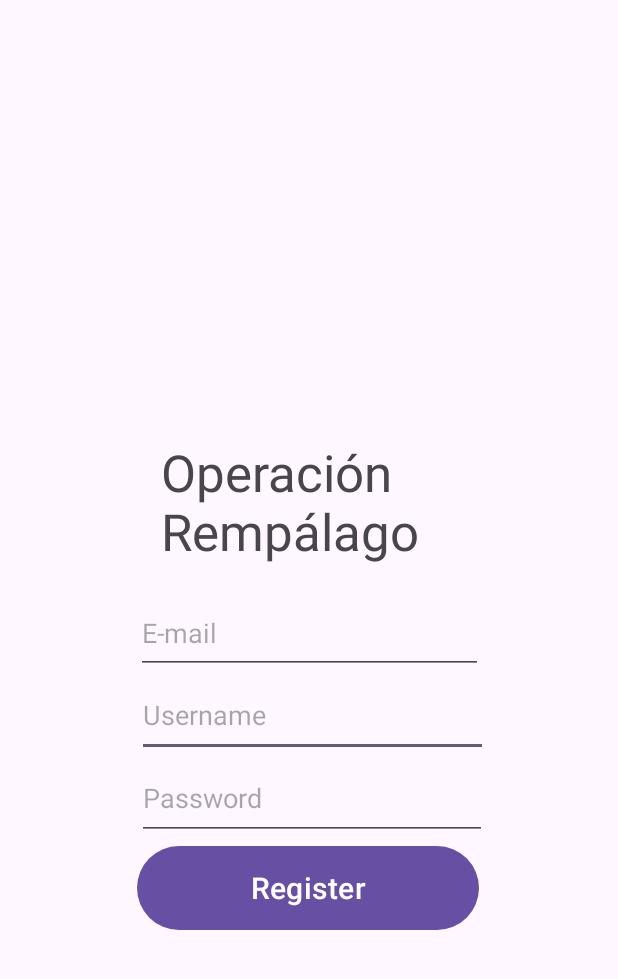
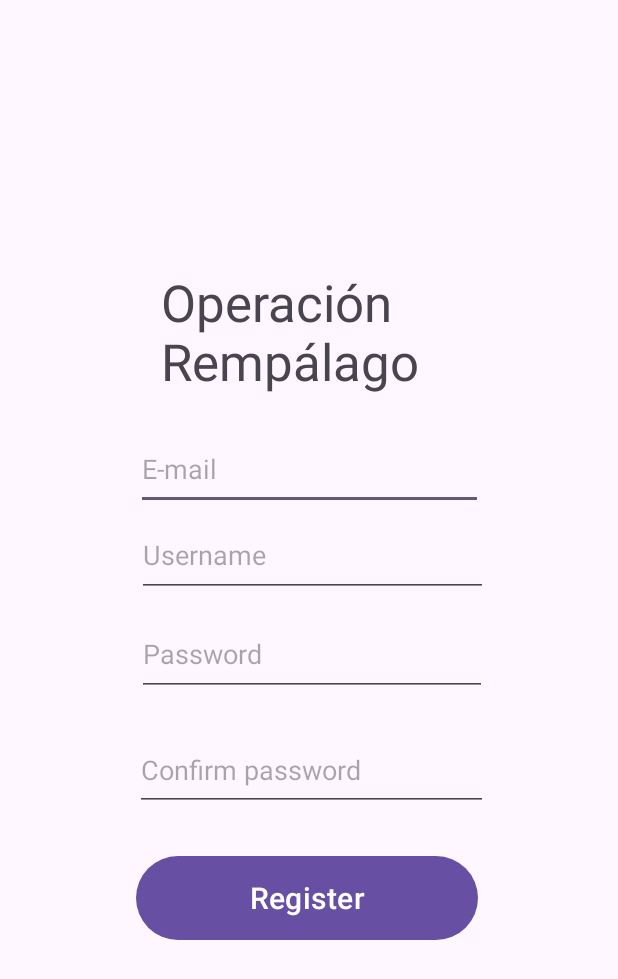
Before and after one commit to ElVaquilla/Proyecto_DSA-Android, an Android app: the RegisterActivity screen opened directly, with no data from a screen before it, after a tap on "Register", on a phone screen of 412 x 824 dp. Shown: the top 979 px of the screen. Run offline under Robolectric (Android 15) with nearby library versions, the phone set to English and light mode, and no system bars; 2 statements that could not run were skipped.

Commit message:
añadido confirmar contraseña y spinner en registrarse

```diff
--- a/app/src/main/java/com/example/login/MainActivity.java
+++ b/app/src/main/java/com/example/login/MainActivity.java
@@ -23,8 +23,8 @@ public class MainActivity extends AppCompatActivity{
     public void regonClick(View v){
         startActivity(new Intent(MainActivity.this, RegisterActivity.class));
     }
-    public void tiendaonClick(View v){
+    /*public void tiendaonClick(View v){
         Intent miii = new Intent(MainActivity.this, Tienda.class);
         startActivity(miii);
-    }
+    }*/
 }
--- a/app/src/main/java/com/example/login/RegisterActivity.java
+++ b/app/src/main/java/com/example/login/RegisterActivity.java
@@ -6,7 +6,10 @@ import android.os.Bundle;
 import android.util.Log;
 import android.view.View;
 import android.view.Window;
+import android.widget.Button;
 import android.widget.EditText;
+import android.widget.ProgressBar;
+import android.widget.TextView;
 import android.widget.Toast;
 
 import com.example.login.ModelosDeClases.Credenciales;
@@ -25,6 +28,9 @@ import retrofit2.converter.gson.GsonConverterFactory;
 public class RegisterActivity extends AppCompatActivity {
 
     private Window window;
+    private ProgressBar spinner;
+    private Button registerButton;
+
     @Override
     protected void onCreate(Bundle savedInstanceState) {
         super.onCreate(savedInstanceState);
@@ -33,6 +39,8 @@ public class RegisterActivity extends AppCompatActivity {
     }
 
     public void registeronClick(View v) {
+
+
         // Recogemos los datos introducidos por el usuario
         Log.i("OnClick", "Entra en el login");
         EditText editText = (EditText) findViewById(R.id.username);
@@ -41,6 +49,13 @@ public class RegisterActivity extends AppCompatActivity {
         String pswd = editText2.getText().toString();
         EditText editText3 = (EditText) findViewById(R.id.email);
         String mail = editText3.getText().toString();
+        EditText editText4=(EditText)findViewById(R.id.confirmPassword);
+        String confirmPswd=editText4.getText().toString();
+
+        registerButton=(Button)findViewById(R.id.reg);
+        spinner=(ProgressBar)findViewById(R.id.progressBar);
+
+        if(pswd.equals(confirmPswd)){
             CredencialesRegistro c = new CredencialesRegistro(usrname, pswd,mail);
 
             HttpLoggingInterceptor interceptor = new HttpLoggingInterceptor();
@@ -55,11 +70,14 @@ public class RegisterActivity extends AppCompatActivity {
                     .build();
 
             RegisterService register = retrofit.create(RegisterService.class);
+
             Call<List<CredencialesRegistro>> call = register.CreateCredencialesRegistro(c);
+            spinner.setVisibility(View.VISIBLE);
             call.enqueue(new Callback<List<CredencialesRegistro>>() {
                 @Override
                 public void onResponse(Call<List<CredencialesRegistro>> call, Response<List<CredencialesRegistro>> response) {
                     if (response.isSuccessful()) {
+                        spinner.setVisibility(View.GONE);
                         Toast.makeText(RegisterActivity.this, "Submitted Successfully", Toast.LENGTH_SHORT).show();
                     }
                     else
@@ -68,7 +86,30 @@ public class RegisterActivity extends AppCompatActivity {
                 @Override
                 public void onFailure(Call<List<CredencialesRegistro>> call, Throwable t) {
                     Toast.makeText(RegisterActivity.this, "Error no response", Toast.LENGTH_SHORT).show();
+                    spinner.setVisibility(View.GONE);
                 }
             });
+            registerButton.setOnClickListener((new View.OnClickListener() {
+                @Override
+                public void onClick(View v) {
+                    spinner.setVisibility(View.VISIBLE);
+                }
+            }));
+        }else{
+            editText.setText("");
+            editText2.setText("");
+            editText3.setText("");
+            editText4.setText("");
+            registerButton.setOnClickListener((new View.OnClickListener() {
+                @Override
+                public void onClick(View v) {
+                    spinner.setVisibility(View.VISIBLE);
+                }
+            }));
+            Toast.makeText(RegisterActivity.this, "Error, las contraseñas no coinciden", Toast.LENGTH_SHORT).show();
+
+        }
+
+
     }
 }
--- a/app/src/main/res/layout/activity_register.xml
+++ b/app/src/main/res/layout/activity_register.xml
@@ -5,6 +5,20 @@
     android:layout_width="match_parent"
     android:layout_height="match_parent"
     tools:context=".RegisterActivity">
+
+    <Button
+        android:id="@+id/reg"
+        android:layout_width="228dp"
+        android:layout_height="64dp"
+        android:onClick="registeronClick"
+        android:text="Register"
+        android:textSize="20sp"
+        app:layout_constraintBottom_toBottomOf="parent"
+        app:layout_constraintEnd_toEndOf="parent"
+        app:layout_constraintHorizontal_bias="0.491"
+        app:layout_constraintStart_toStartOf="parent"
+        app:layout_constraintTop_toTopOf="parent"
+        app:layout_constraintVertical_bias="0.746" />
 
     <TextView
         android:id="@+id/titulo"
@@ -17,21 +31,48 @@
         app:layout_constraintHorizontal_bias="0.497"
         app:layout_constraintStart_toStartOf="parent"
         app:layout_constraintTop_toTopOf="parent"
-        app:layout_constraintVertical_bias="0.97" />
+        app:layout_constraintVertical_bias="0.929" />
 
-    <Button
-        android:id="@+id/reg"
-        android:layout_width="228dp"
-        android:layout_height="64dp"
-        android:onClick="registeronClick"
-        android:text="Register"
-        android:textSize="20sp"
+    <EditText
+        android:id="@+id/email"
+        android:layout_width="231dp"
+        android:layout_height="54dp"
+        android:ems="10"
+        android:hint="E-mail"
+        android:inputType="textEmailAddress"
+        app:layout_constraintBottom_toTopOf="@+id/username"
+        app:layout_constraintEnd_toEndOf="parent"
+        app:layout_constraintStart_toStartOf="parent"
+        app:layout_constraintTop_toTopOf="parent"
+        app:layout_constraintVertical_bias="0.991" />
+
+    <EditText
+        android:id="@+id/password"
+        android:layout_width="233dp"
+        android:layout_height="55dp"
+        android:ems="10"
+        android:hint="Password"
+        android:inputType="textPassword"
+        app:layout_constraintBottom_toTopOf="@+id/reg"
+        app:layout_constraintEnd_toEndOf="parent"
+        app:layout_constraintHorizontal_bias="0.511"
+        app:layout_constraintStart_toStartOf="parent"
+        app:layout_constraintTop_toTopOf="parent"
+        app:layout_constraintVertical_bias="0.799" />
+
+    <EditText
+        android:id="@+id/confirmPassword"
+        android:layout_width="235dp"
+        android:layout_height="54dp"
+        android:ems="10"
+        android:hint="Confirm password"
+        android:inputType="textPassword"
         app:layout_constraintBottom_toBottomOf="parent"
         app:layout_constraintEnd_toEndOf="parent"
-        app:layout_constraintHorizontal_bias="0.497"
+        app:layout_constraintHorizontal_bias="0.511"
         app:layout_constraintStart_toStartOf="parent"
         app:layout_constraintTop_toTopOf="parent"
-        app:layout_constraintVertical_bias="0.737" />
+        app:layout_constraintVertical_bias="0.632" />
 
     <EditText
         android:id="@+id/username"
@@ -45,33 +86,20 @@
         app:layout_constraintHorizontal_bias="0.514"
         app:layout_constraintStart_toStartOf="parent"
         app:layout_constraintTop_toTopOf="parent"
-        app:layout_constraintVertical_bias="1.0" />
+        app:layout_constraintVertical_bias="0.969" />
 
-    <EditText
-        android:id="@+id/password"
-        android:layout_width="233dp"
-        android:layout_height="55dp"
-        android:ems="10"
-        android:hint="Password"
-        android:inputType="textPassword"
-        app:layout_constraintBottom_toTopOf="@+id/reg"
+    <ProgressBar
+        android:id="@+id/progressBar"
+        style="?android:attr/progressBarStyle"
+        android:layout_width="wrap_content"
+        android:layout_height="wrap_content"
+        android:visibility="gone"
+        app:layout_constraintBottom_toBottomOf="parent"
         app:layout_constraintEnd_toEndOf="parent"
-        app:layout_constraintHorizontal_bias="0.511"
+        app:layout_constraintHorizontal_bias="0.895"
         app:layout_constraintStart_toStartOf="parent"
         app:layout_constraintTop_toTopOf="parent"
-        app:layout_constraintVertical_bias="1.0" />
+        app:layout_constraintVertical_bias="0.729" />
 
-    <EditText
-        android:id="@+id/email"
-        android:layout_width="231dp"
-        android:layout_height="54dp"
-        android:ems="10"
-        android:hint="E-mail"
-        android:inputType="textEmailAddress"
-        app:layout_constraintBottom_toTopOf="@+id/username"
-        app:layout_constraintEnd_toEndOf="parent"
-        app:layout_constraintStart_toStartOf="parent"
-        app:layout_constraintTop_toTopOf="parent"
-        app:layout_constraintVertical_bias="1.0" />
 
 </androidx.constraintlayout.widget.ConstraintLayout>
```
Also changed, not shown: app/src/main/res/layout/activity_main.xml (+18 -31 lines). Lines whose indentation alone changed are shown as unchanged.
